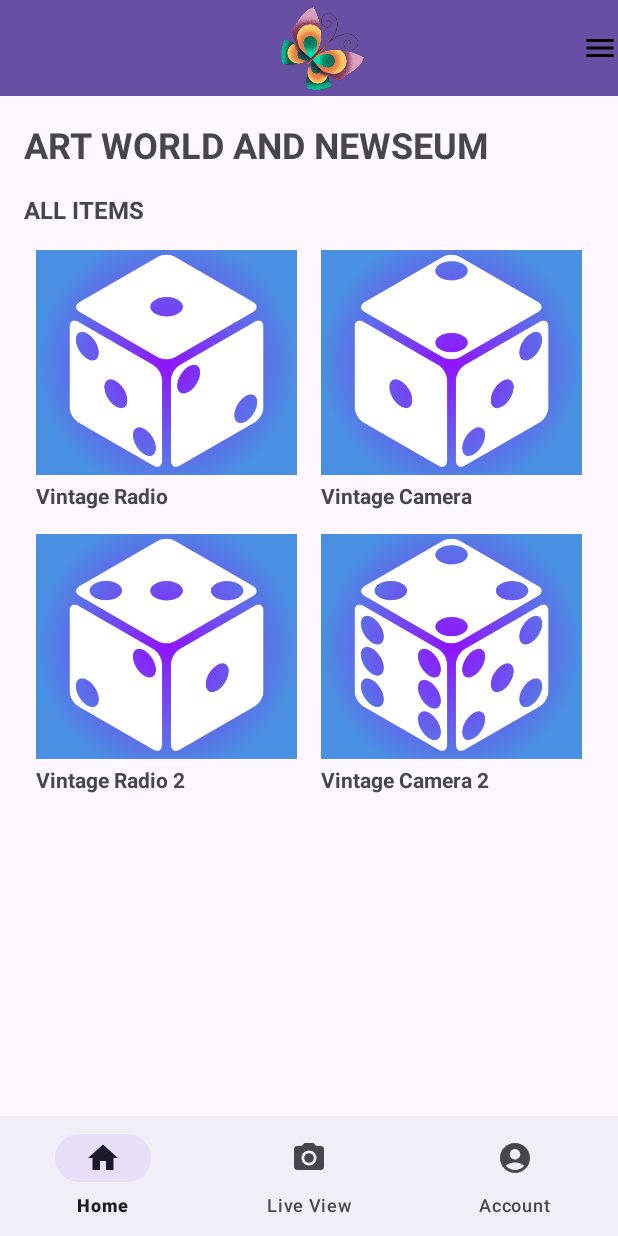
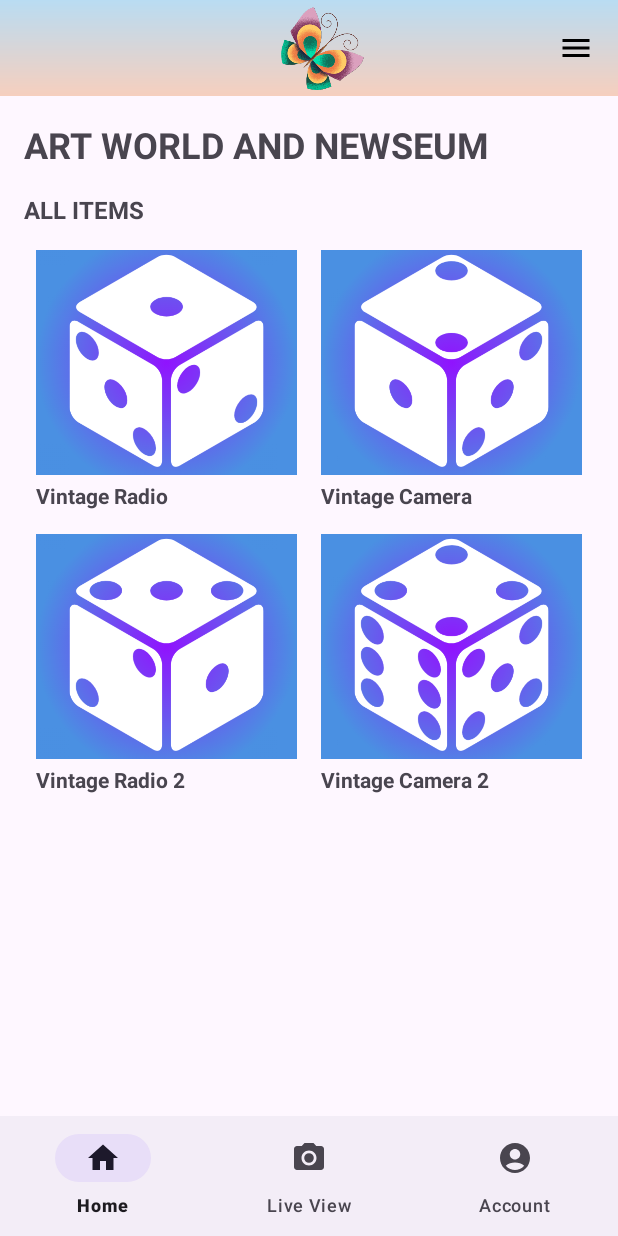
Before and after one commit to museraya/museraya, an Android app: the HomeActivity screen opened directly, with no data from a screen before it, on a phone screen of 412 x 824 dp. Run offline under Robolectric (Android 15) with nearby library versions, the phone set to English and light mode, and no system bars; our stand-ins replace navigation-ui.

Commit message:
PRINCE PULL MO NGA TO TAPOS SUBUKAN MO!?!? UPDATE LAHAT GUMAGANA NA KANINANG UMAGA KO PA GINAGAWA

```diff
--- /dev/null
+++ b/app/src/main/res/drawable/gradient_color.xml
@@ -0,0 +1,7 @@
+<?xml version="1.0" encoding="utf-8"?>
+<shape xmlns:android="http://schemas.android.com/apk/res/android">
+    <gradient
+        android:startColor="#F6CFBE"
+        android:endColor="#B9DCF2"
+        android:angle="90" />
+</shape>
--- a/app/src/main/res/layout/activity_home.xml
+++ b/app/src/main/res/layout/activity_home.xml
@@ -11,12 +11,12 @@
         android:layout_height="match_parent"
         android:orientation="vertical">
 
-        <!-- Toolbar with fixed alignment -->
+        <!-- Toolbar  ang og color niya ay ?attr/colorPrimary-->
         <androidx.appcompat.widget.Toolbar
             android:id="@+id/toolbar"
             android:layout_width="match_parent"
             android:layout_height="?attr/actionBarSize"
-            android:background="?attr/colorPrimary"
+            android:background="@drawable/gradient_color"
             android:elevation="4dp">
 
             <androidx.constraintlayout.widget.ConstraintLayout
@@ -31,7 +31,7 @@
                     android:src="@drawable/ic_arrow_back"
                     android:background="@null"
                     android:contentDescription="Back"
-                    android:visibility="invisible"
+                    android:visibility="gone"
                     app:layout_constraintStart_toStartOf="parent"
                     app:layout_constraintTop_toTopOf="parent"
                     app:layout_constraintBottom_toBottomOf="parent" />
@@ -53,12 +53,13 @@
                     android:id="@+id/drawer_toggle"
                     android:layout_width="wrap_content"
                     android:layout_height="wrap_content"
-                    android:src="@drawable/ic_menu"
+                    android:layout_marginEnd="16dp"
                     android:background="@null"
                     android:contentDescription="Drawer Toggle"
+                    android:src="@drawable/ic_menu"
+                    app:layout_constraintBottom_toBottomOf="parent"
                     app:layout_constraintEnd_toEndOf="parent"
-                    app:layout_constraintTop_toTopOf="parent"
-                    app:layout_constraintBottom_toBottomOf="parent" />
+                    app:layout_constraintTop_toTopOf="parent" />
             </androidx.constraintlayout.widget.ConstraintLayout>
         </androidx.appcompat.widget.Toolbar>
 
@@ -80,10 +81,10 @@
             app:menu="@menu/bottom_nav_menu" />
     </LinearLayout>
 
-    <!-- Navigation Drawer (on the right) -->
+    <!-- Navigation Drawer -->
     <com.google.android.material.navigation.NavigationView
         android:id="@+id/navigation_view"
-        android:layout_width="wrap_content"
+        android:layout_width="280dp"
         android:layout_height="match_parent"
         android:layout_gravity="end"
         app:headerLayout="@layout/nav_header"
```
